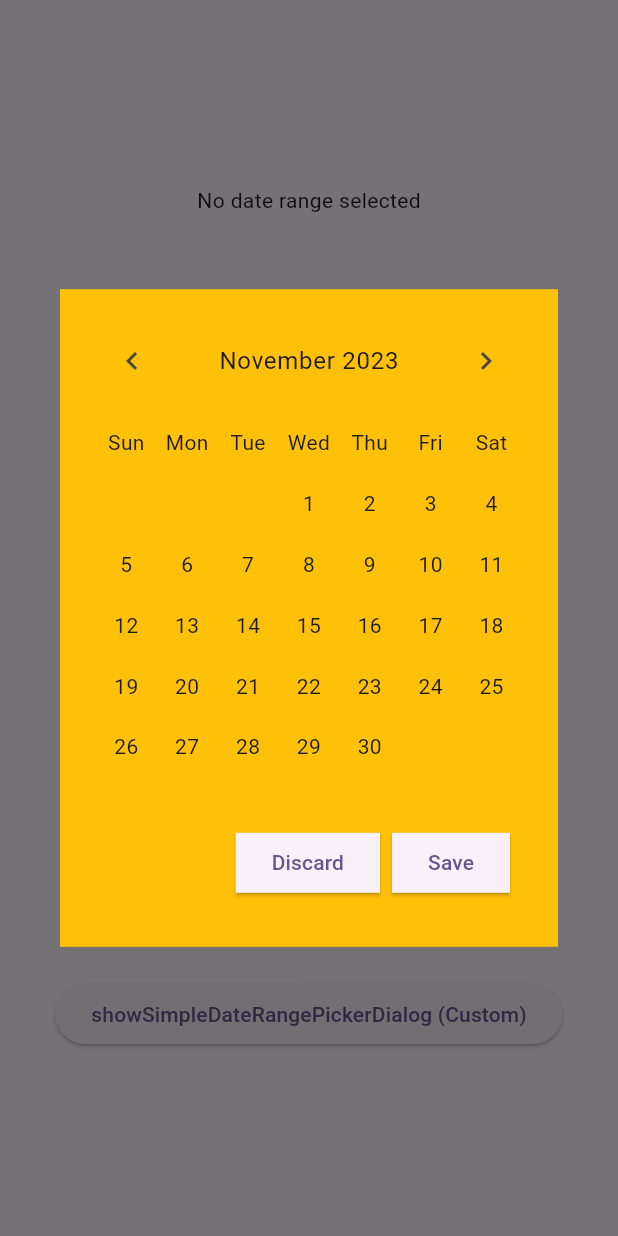
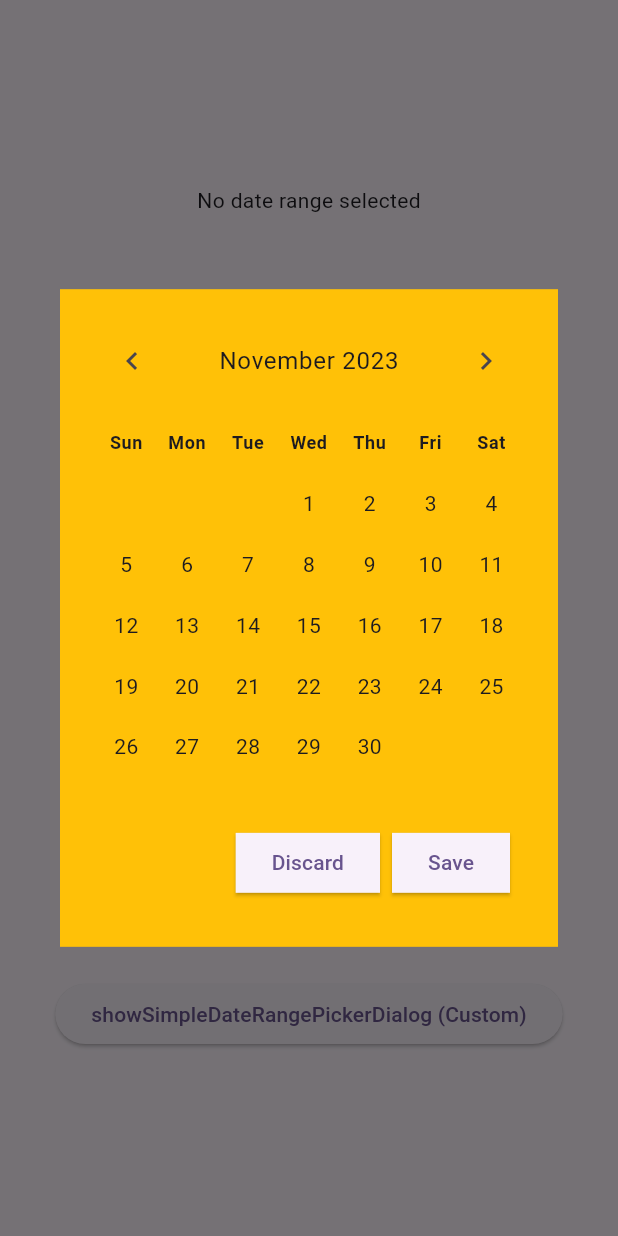
Before and after one commit to andyhorn/simple_date_range_picker, a Flutter app: the screen it shows after launch, after a tap on "showSimpleDateRangePickerDialog (Custom)", on a phone screen of 412 x 824 dp. Run offline on Flutter 3.47's test engine with Material 2 defaults, Android fonts, the phone set to English and light mode, and no system bars.

Commit message:
feat: Expose weekday text style

```diff
--- a/example/lib/main.dart
+++ b/example/lib/main.dart
@@ -101,6 +101,10 @@ class _DemoPageState extends State<DemoPage> {
                       backgroundColor: Colors.white,
                     ),
                     monthTitleTextStyle: Theme.of(context).textTheme.bodyLarge,
+                    weekdayTextStyle:
+                        Theme.of(context).textTheme.bodySmall?.copyWith(
+                              fontWeight: FontWeight.bold,
+                            ),
                   ),
                   cancelLabel: 'Discard',
                   confirmLabel: 'Save',
--- a/lib/src/style/simple_date_range_picker_style.dart
+++ b/lib/src/style/simple_date_range_picker_style.dart
@@ -5,15 +5,18 @@ class SimpleDateRangePickerStyle {
   const SimpleDateRangePickerStyle({
     this.colors,
     this.monthTitleTextStyle,
+    this.weekdayTextStyle,
   });
 
   factory SimpleDateRangePickerStyle.defaults(BuildContext context) {
     return SimpleDateRangePickerStyle(
       colors: SimpleDateRangePickerColors.defaults(context),
       monthTitleTextStyle: Theme.of(context).textTheme.titleMedium,
+      weekdayTextStyle: Theme.of(context).textTheme.bodySmall,
     );
   }
 
   final SimpleDateRangePickerColors? colors;
   final TextStyle? monthTitleTextStyle;
+  final TextStyle? weekdayTextStyle;
 }
--- a/lib/src/widgets/month_grid.dart
+++ b/lib/src/widgets/month_grid.dart
@@ -44,6 +44,7 @@ class MonthGrid extends StatelessWidget {
               child: Text(
                 DateFormat.E().format(_getWeekday(index == 0 ? 7 : index)),
                 textAlign: TextAlign.center,
+                style: style?.weekdayTextStyle,
               ),
             );
           }
```
